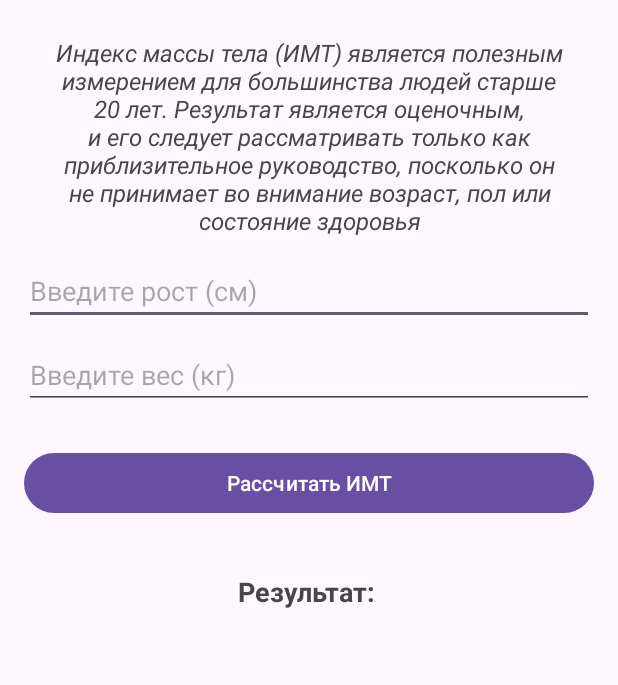
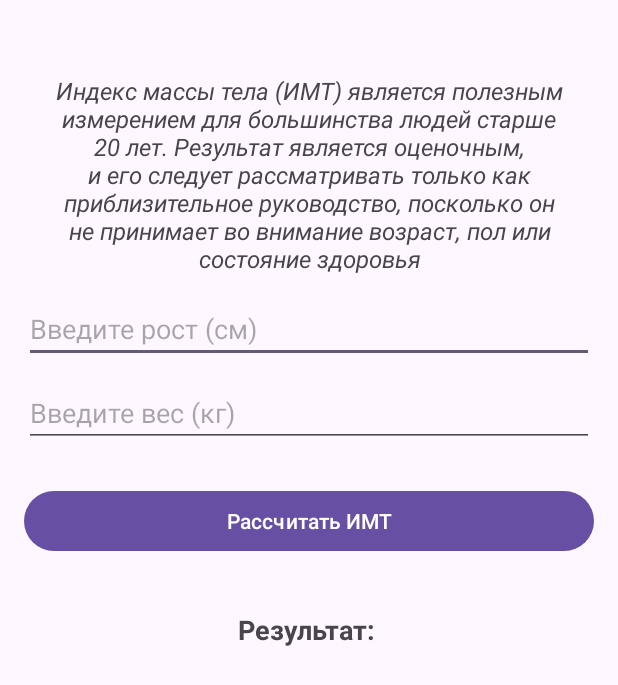
Before and after one commit to zzhalelov/body-mass-index-app, an Android app: the screen it shows after launch (MainActivity), on a phone screen of 412 x 824 dp. Shown: the top 685 px of the screen. Run offline under Robolectric (Android 15) with nearby library versions, the phone set to English and light mode, and no system bars.

Commit message:
Change the package name bulding bundle

```diff
--- a/app/src/main/java/com/example/bodymassindex/SplashScreenActivity.java
+++ b/app/src/main/java/com/appMy/bodymassindex/SplashScreenActivity.java
@@ -1,10 +1,10 @@
-package com.example.bodymassindex;
-
-import androidx.appcompat.app.AppCompatActivity;
+package com.appMy.bodymassindex;
 
 import android.content.Intent;
 import android.os.Bundle;
 import android.os.Handler;
+
+import androidx.appcompat.app.AppCompatActivity;
 
 public class SplashScreenActivity extends AppCompatActivity {
 
--- a/app/src/main/res/layout/activity_main.xml
+++ b/app/src/main/res/layout/activity_main.xml
@@ -14,6 +14,7 @@
         android:id="@+id/textViewInfo"
         android:layout_width="wrap_content"
         android:layout_height="wrap_content"
+        android:layout_marginTop="25dp"
         android:padding="8dp"
         android:text="Индекс массы тела (ИМТ) является полезным измерением для большинства людей старше 20 лет. Результат является оценочным, и его следует рассматривать только как приблизительное руководство, посколько он не принимает во внимание возраст, пол или состояние здоровья"
         android:textAlignment="center"
```
Also changed, not shown: app/src/main/java/com/appMy/bodymassindex/MainActivity.java (renamed from app/src/main/java/com/example/bodymassindex/MainActivity.java, +3 -4 lines).
